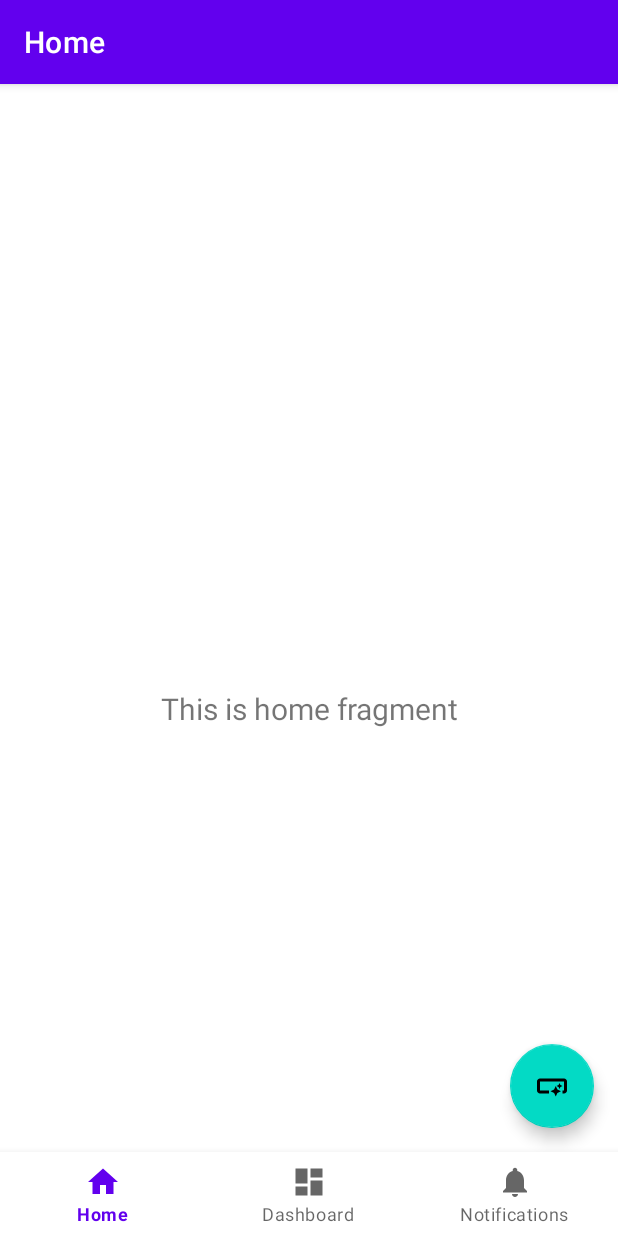
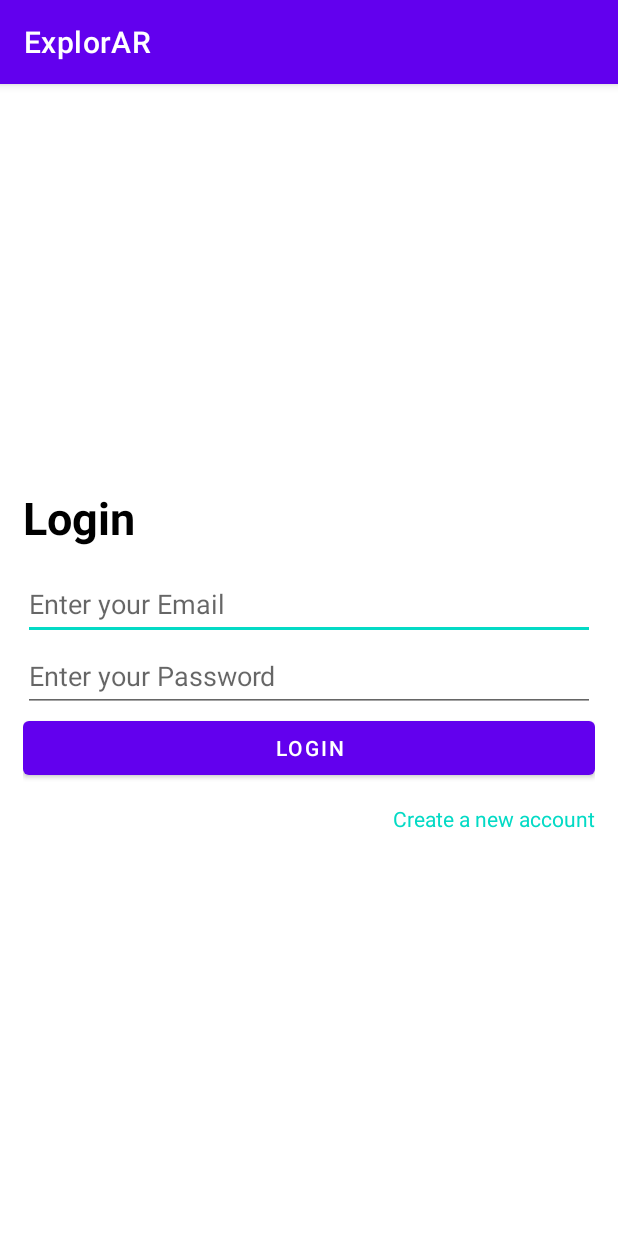
Before and after one commit to cjseven007/ExplorAR, an Android app: the screen it shows after launch (MainActivity before the commit, LoginActivity after it), on a phone screen of 412 x 824 dp. Run offline under Robolectric (Android 15) with nearby library versions, the phone set to English and light mode, and no system bars; our stand-ins replace Firebase (no records; nobody signed in at launch, a user with empty details on screens opened directly).

Commit message:
splash screen, login, register, logout

```diff
--- /dev/null
+++ b/app/src/main/java/com/example/explorar/ui/login/LoginActivity.java
@@ -0,0 +1,120 @@
+package com.example.explorar.ui.login;
+
+import androidx.annotation.NonNull;
+import androidx.appcompat.app.AppCompatActivity;
+
+import android.content.Intent;
+import android.os.Bundle;
+import android.text.TextUtils;
+import android.view.View;
+import android.widget.Button;
+import android.widget.EditText;
+import android.widget.ProgressBar;
+import android.widget.TextView;
+import android.widget.Toast;
+
+import com.example.explorar.MainActivity;
+import com.example.explorar.R;
+import com.example.explorar.ui.register.RegisterActivity;
+import com.google.android.gms.tasks.OnCompleteListener;
+import com.google.android.gms.tasks.Task;
+import com.google.firebase.auth.AuthResult;
+import com.google.firebase.auth.FirebaseAuth;
+
+public class LoginActivity extends AppCompatActivity {
+    private EditText emailEditText, passwordEditText;
+    private TextView textView;
+    private Button button;
+    private ProgressBar progressbar;
+
+    private FirebaseAuth firebaseAuth;
+    @Override
+    protected void onCreate(Bundle savedInstanceState)
+    {
+        super.onCreate(savedInstanceState);
+        setContentView(R.layout.activity_login);
+        // Init instance of FirebaseAuth
+        firebaseAuth = FirebaseAuth.getInstance();
+
+        emailEditText = findViewById(R.id.email_edit_text);
+        passwordEditText = findViewById(R.id.password_edit_text);
+        textView = findViewById(R.id.register_text_view);
+        button = findViewById(R.id.login_button);
+        progressbar = findViewById(R.id.progressbar);
+
+        textView.setOnClickListener(new View.OnClickListener() {
+            @Override
+            public void onClick(View v) {
+                Intent intent = new Intent(LoginActivity.this, RegisterActivity.class);
+                startActivity(intent);
+                finish();
+            }
+        });
+
+        button.setOnClickListener(new View.OnClickListener() {
+            @Override
+            public void onClick(View v)
+            {
+                loginUserAccount();
+            }
+        });
+    }
+
+    private void loginUserAccount()
+    {
+        progressbar.setVisibility(View.VISIBLE);
+
+        String email, password;
+        email = emailEditText.getText().toString();
+        password = passwordEditText.getText().toString();
+
+        // validations for input email and password
+        if (TextUtils.isEmpty(email)) {
+            Toast.makeText(getApplicationContext(),
+                            "Please enter email!!",
+                            Toast.LENGTH_LONG)
+                    .show();
+            return;
+        }
+
+        if (TextUtils.isEmpty(password)) {
+            Toast.makeText(getApplicationContext(),
+                            "Please enter password!!",
+                            Toast.LENGTH_LONG)
+                    .show();
+            return;
+        }
+
+        // login existing user
+        firebaseAuth.signInWithEmailAndPassword(email, password)
+            .addOnCompleteListener(
+                new OnCompleteListener<AuthResult>() {
+                    @Override
+                    public void onComplete(
+                            @NonNull Task<AuthResult> task)
+                    {
+                        if (task.isSuccessful()) {
+                            Toast.makeText(getApplicationContext(),
+                                            "Login successful!!",
+                                            Toast.LENGTH_LONG)
+                                    .show();
+
+                            Intent intent
+                                    = new Intent(LoginActivity.this,
+                                    MainActivity.class);
+                            startActivity(intent);
+                        }
+
+                        else {
+                            // sign-in failed
+                            Toast.makeText(getApplicationContext(),
+                                            "Login failed!!",
+                                            Toast.LENGTH_LONG)
+                                    .show();
+                        }
+                        // hide the progress bar
+                        progressbar.setVisibility(View.GONE);
+                    }
+                });
+}
+}
--- a/app/src/main/java/com/example/explorar/ui/notifications/NotificationsViewModel.java
+++ b/app/src/main/java/com/example/explorar/ui/notifications/NotificationsViewModel.java
@@ -10,7 +10,7 @@ public class NotificationsViewModel extends ViewModel {
 
     public NotificationsViewModel() {
         mText = new MutableLiveData<>();
-        mText.setValue("This is notifications fragment");
+        mText.setValue("LOGOUT");
     }
 
     public LiveData<String> getText() {
--- /dev/null
+++ b/app/src/main/java/com/example/explorar/ui/splash/SplashActivity.java
@@ -0,0 +1,45 @@
+package com.example.explorar.ui.splash;
+
+import androidx.appcompat.app.AppCompatActivity;
+
+import android.content.Intent;
+import android.os.Bundle;
+import android.os.Handler;
+import android.view.WindowManager;
+
+import com.example.explorar.R;
+import com.example.explorar.ui.login.LoginActivity;
+
+public class SplashActivity extends AppCompatActivity {
+
+    @Override
+    protected void onCreate(Bundle savedInstanceState) {
+        super.onCreate(savedInstanceState);
+
+        // on below line we are configuring our window to full screen
+        getWindow().setFlags(WindowManager.LayoutParams.FLAG_FULLSCREEN,
+                WindowManager.LayoutParams.FLAG_FULLSCREEN);
+
+        setContentView(R.layout.activity_splash);
+
+        // on below line we are calling handler to run a task
+        // for specific time interval
+        new Handler().postDelayed(new Runnable() {
+            @Override
+            public void run() {
+                // on below line we are
+                // creating a new intent
+                Intent intent = new Intent(SplashActivity.this, LoginActivity.class);
+
+                // on below line we are
+                // starting a new activity.
+                startActivity(intent);
+
+                // on the below line we are finishing
+                // our current activity.
+                finish();
+            }
+        }, 2000);
+
+    }
+}
--- /dev/null
+++ b/app/src/main/res/layout/activity_login.xml
@@ -0,0 +1,64 @@
+<?xml version="1.0" encoding="utf-8"?>
+<LinearLayout
+    xmlns:android="http://schemas.android.com/apk/res/android"
+    xmlns:app="http://schemas.android.com/apk/res-auto"
+    xmlns:tools="http://schemas.android.com/tools"
+    android:layout_width="match_parent"
+    android:layout_height="match_parent"
+    android:gravity="center_vertical"
+    android:orientation="vertical"
+    android:padding="15dp"
+    tools:context=".ui.login.LoginActivity">
+
+    <!-- TextView for heading -->
+    <TextView
+        android:layout_width="wrap_content"
+        android:layout_height="wrap_content"
+        android:textStyle="bold"
+        android:textSize="30dp"
+        android:layout_marginBottom="20px"
+        android:textColor="@color/black"
+        android:text="Login"/>
+
+    <!-- Edit text for email -->
+    <EditText
+        android:id="@+id/email_edit_text"
+        android:layout_width="match_parent"
+        android:layout_height="wrap_content"
+        android:hint="Enter your Email"
+        android:minHeight="48dp"
+        android:inputType="text" />
+
+    <!-- Edit text for password -->
+    <EditText
+        android:id="@+id/password_edit_text"
+        android:layout_width="match_parent"
+        android:layout_height="wrap_content"
+        android:hint="Enter your Password"
+        android:inputType="textPassword"
+        android:minHeight="48dp" />
+
+    <!-- Button for Login with text "Login" -->
+    <Button
+        android:id="@+id/login_button"
+        android:layout_width="match_parent"
+        android:layout_height="wrap_content"
+        android:text="Login" />
+
+    <TextView
+        android:id="@+id/register_text_view"
+        android:layout_width="wrap_content"
+        android:layout_height="wrap_content"
+        android:layout_marginTop="20px"
+        android:layout_gravity="end"
+        android:text="Create a new account"
+        android:textColor="@color/teal_200"
+        />
+
+    <!-- ProgressBar for Loading Time -->
+    <ProgressBar
+        android:id="@+id/progressbar"
+        android:layout_width="wrap_content"
+        android:layout_height="wrap_content"
+        android:visibility="gone" />
+</LinearLayout>
--- a/app/src/main/res/layout/fragment_notifications.xml
+++ b/app/src/main/res/layout/fragment_notifications.xml
@@ -19,5 +19,6 @@
         app:layout_constraintEnd_toEndOf="parent"
         app:layout_constraintStart_toStartOf="parent"
         app:layout_constraintTop_toTopOf="parent"
-        app:layout_constraintBottom_toBottomOf="parent" />
+        app:layout_constraintBottom_toBottomOf="parent"
+        android:text="LOGOUT"/>
 </androidx.constraintlayout.widget.ConstraintLayout>
```
Also changed, not shown: app/src/main/AndroidManifest.xml (+24 -3 lines), app/src/main/java/com/example/explorar/ui/notifications/NotificationsFragment.java (+39 -0 lines), app/src/main/java/com/example/explorar/ui/register/RegisterActivity.java (added, +116 -0 lines), app/src/main/res/layout/activity_register.xml (added, +64 -0 lines), app/src/main/res/layout/activity_splash.xml (added, +33 -0 lines), app/src/main/res/drawable-xxhdpi/explorar_logo.png (added).
